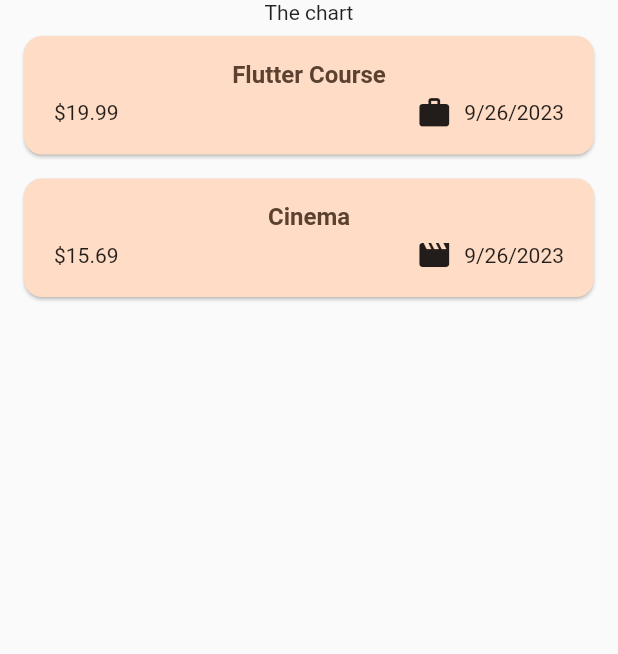
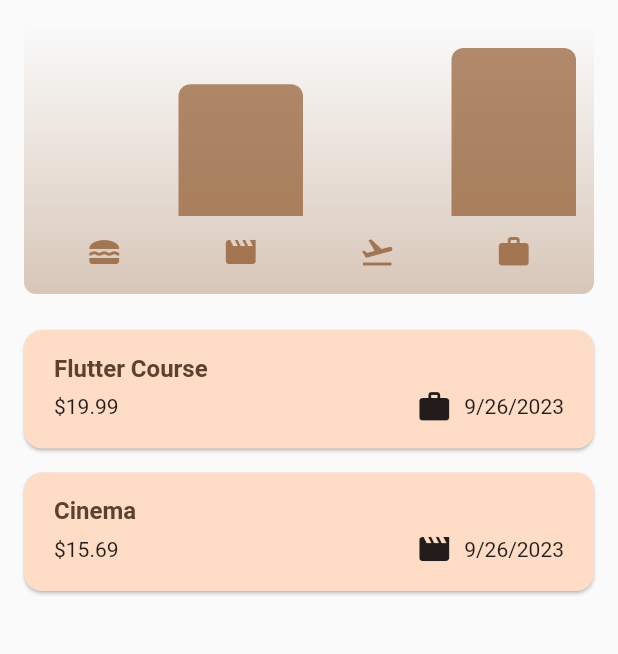
Before and after one commit to Cypher8/flutter-expense-tracker-app, a Flutter app: the screen it shows after launch, on a phone screen of 412 x 824 dp, the part 84-738 px from its top. Run offline on Flutter 3.47's test engine with Material 2 defaults, Android fonts, the phone set to English and light mode, and no system bars.

Commit message:
feat: Added chart widgets

```diff
--- a/lib/models/expense.dart
+++ b/lib/models/expense.dart
@@ -33,3 +33,25 @@ class Expense {
     return formatter.format(date);
   }
 }
+
+class ExpenseBucket {
+  const ExpenseBucket({required this.category, required this.expenses});
+
+  ExpenseBucket.forCategory(List<Expense> allExpenses, this.category)
+      : expenses = allExpenses
+            .where((expense) => expense.category == category)
+            .toList();
+
+  final Category category;
+  final List<Expense> expenses;
+
+  double get totalExpenses {
+    double sum = 0;
+
+    for (final expense in expenses) {
+      sum += expense.amount;
+    }
+
+    return sum;
+  }
+}
--- /dev/null
+++ b/lib/widgets/chart/chart.dart
@@ -0,0 +1,98 @@
+import 'package:expense_tracker_app/models/expense.dart';
+import 'package:expense_tracker_app/widgets/chart/chart_bar.dart';
+import 'package:flutter/material.dart';
+
+class Chart extends StatelessWidget {
+  const Chart({super.key, required this.expenses});
+
+  final List<Expense> expenses;
+
+  List<ExpenseBucket> get buckets {
+    return [
+      ExpenseBucket.forCategory(expenses, Category.food),
+      ExpenseBucket.forCategory(expenses, Category.leisure),
+      ExpenseBucket.forCategory(expenses, Category.travel),
+      ExpenseBucket.forCategory(expenses, Category.work),
+    ];
+  }
+
+  double get maxTotalExpense {
+    double maxTotalExpense = 0;
+
+    for (final bucket in buckets) {
+      if (bucket.totalExpenses > maxTotalExpense) {
+        maxTotalExpense = bucket.totalExpenses;
+      }
+    }
+
+    return maxTotalExpense;
+  }
+
+  @override
+  Widget build(BuildContext context) {
+    final isDarkMode =
+        MediaQuery.of(context).platformBrightness == Brightness.dark;
+
+    return Container(
+      margin: const EdgeInsets.all(16),
+      padding: const EdgeInsets.symmetric(
+        vertical: 16,
+        horizontal: 8,
+      ),
+      width: double.infinity,
+      height: 180,
+      decoration: BoxDecoration(
+        borderRadius: BorderRadius.circular(8),
+        gradient: LinearGradient(
+          colors: [
+            Theme.of(context).colorScheme.primary.withOpacity(0.3),
+            Theme.of(context).colorScheme.primary.withOpacity(0.0),
+          ],
+          begin: Alignment.bottomCenter,
+          end: Alignment.topCenter,
+        ),
+      ),
+      child: Column(
+        children: [
+          Expanded(
+            child: Row(
+              crossAxisAlignment: CrossAxisAlignment.end,
+              children: buckets
+                  .map(
+                    (bucket) => ChartBar(
+                      fill: bucket.totalExpenses == 0
+                          ? 0
+                          : bucket.totalExpenses / maxTotalExpense,
+                    ),
+                  )
+                  .toList(),
+            ),
+          ),
+          const SizedBox(
+            height: 12,
+          ),
+          Row(
+            children: buckets
+                .map(
+                  (bucket) => Expanded(
+                    child: Padding(
+                      padding: const EdgeInsets.symmetric(horizontal: 4),
+                      child: Icon(
+                        categoryIcons[bucket.category],
+                        color: isDarkMode
+                            ? Theme.of(context).colorScheme.secondary
+                            : Theme.of(context)
+                                .colorScheme
+                                .primary
+                                .withOpacity(0.7),
+                      ),
+                    ),
+                  ),
+                )
+                .toList(),
+          )
+        ],
+      ),
+    );
+  }
+}
--- /dev/null
+++ b/lib/widgets/chart/chart_bar.dart
@@ -0,0 +1,31 @@
+import 'package:flutter/material.dart';
+
+class ChartBar extends StatelessWidget {
+  const ChartBar({super.key, required this.fill});
+
+  final double fill;
+  @override
+  Widget build(BuildContext context) {
+    final isDarkModa =
+        MediaQuery.of(context).platformBrightness == Brightness.dark;
+    return Expanded(
+      child: Padding(
+        padding: const EdgeInsets.symmetric(horizontal: 4),
+        child: FractionallySizedBox(
+          heightFactor: fill,
+          child: DecoratedBox(
+            decoration: BoxDecoration(
+              shape: BoxShape.rectangle,
+              borderRadius: const BorderRadius.vertical(
+                top: Radius.circular(8),
+              ),
+              color: isDarkModa
+                  ? Theme.of(context).colorScheme.secondary
+                  : Theme.of(context).colorScheme.primary.withOpacity(0.65),
+            ),
+          ),
+        ),
+      ),
+    );
+  }
+}
--- a/lib/widgets/expenses.dart
+++ b/lib/widgets/expenses.dart
@@ -1,4 +1,5 @@
 import 'package:expense_tracker_app/models/expense.dart';
+import 'package:expense_tracker_app/widgets/chart/chart.dart';
 import 'package:expense_tracker_app/widgets/expenses_list/expenses_list.dart';
 import 'package:expense_tracker_app/widgets/new_expense.dart';
 import 'package:flutter/material.dart';
@@ -82,7 +83,7 @@ class _ExpensesState extends State<Expenses> {
         ],
       ),
       body: Column(children: [
-        const Text('The chart'),
+        Chart(expenses: _registeredExpenses),
         Expanded(
           child: mainContent,
         )
--- a/lib/widgets/expenses_list/expense_item.dart
+++ b/lib/widgets/expenses_list/expense_item.dart
@@ -13,6 +13,7 @@ class ExpenseItem extends StatelessWidget {
       child: Padding(
         padding: const EdgeInsets.symmetric(horizontal: 20, vertical: 16),
         child: Column(
+          crossAxisAlignment: CrossAxisAlignment.start,
           children: [
             Text(
               expense.title,
```
